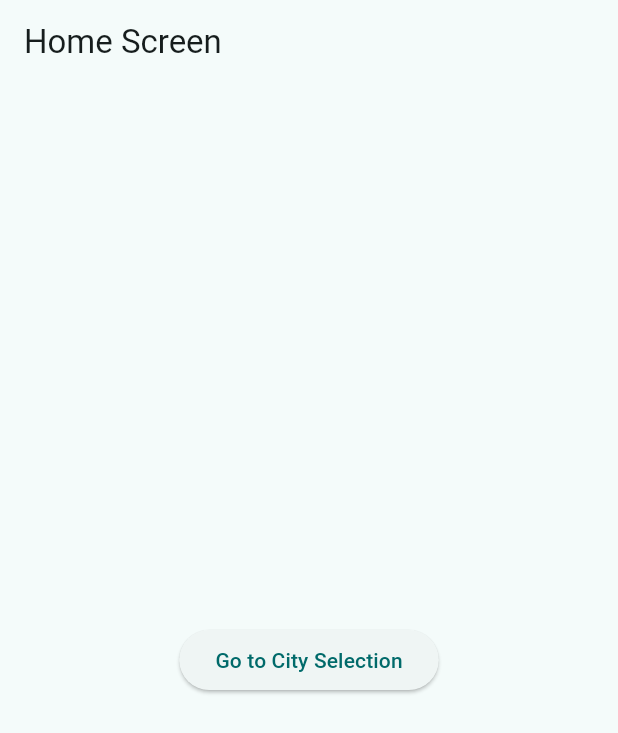
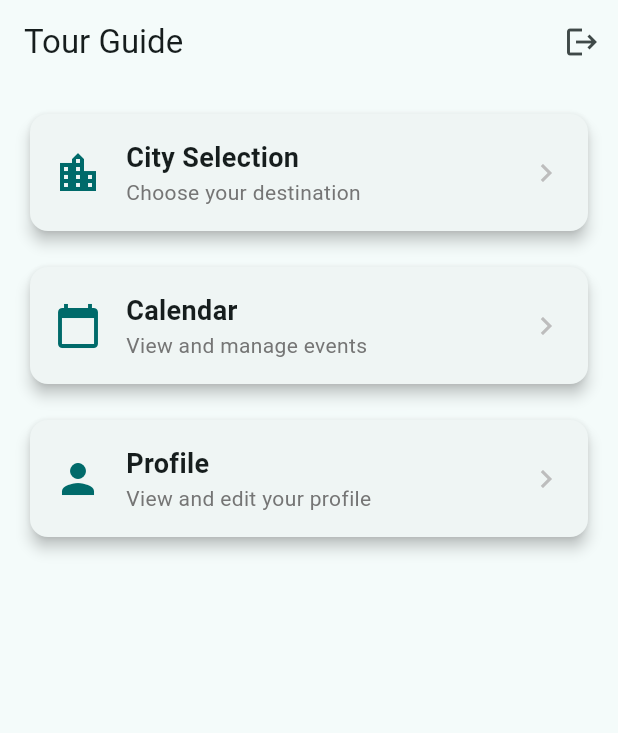
Before and after one commit to Mahad-Ghauri/Tour_guide-main, a Flutter app: the HomeScreen screen opened directly, on a phone screen of 412 x 824 dp. Shown: the top 733 px of the screen. Run offline on Flutter 3.47's test engine with Material 3 defaults, Android fonts, the phone set to English and light mode, and no system bars; our stand-ins replace google_fonts, supabase_flutter, table_calendar; accounts and stored records are empty.

Commit message:
Refactor main.dart to streamline Supabase initialization and enhance navigation structure. Replace hardcoded routes with a centralized Routes class, and improve HomeScreen layout with navigation cards for better user experience. Update error logging for Supabase initialization.

```diff
--- a/lib/main.dart
+++ b/lib/main.dart
@@ -7,30 +7,20 @@ import 'package:supabase_flutter/supabase_flutter.dart';
 import 'package:tour_guide_application/Authentication/auth_controller.dart';
 import 'package:tour_guide_application/Authentication/auth_gate.dart';
 import 'package:tour_guide_application/Controllers/country_controllers.dart';
+import 'package:tour_guide_application/Controllers/calendar_controller.dart';
+import 'package:tour_guide_application/consts.dart';
+import 'package:tour_guide_application/routes.dart';
 
-// import 'package:tour_guide_application/Controllers/city_controller.dart';
-// import 'package:tour_guide_application/Screens/logo_screen.dart';
-import 'package:tour_guide_application/Controllers/calendar_controller.dart';
-import 'package:tour_guide_application/Screens/calendar_view.dart';
-import 'package:tour_guide_application/Screens/city_selection_screen.dart';
-import 'package:tour_guide_application/consts.dart'; // Add your City Selection screen import
-
-// Main app initialization
 Future<void> main() async {
   WidgetsFlutterBinding.ensureInitialized();
 
   try {
     log("Initializing Supabase...");
-    await Supabase.initialize(
-      url: url,
-      anonKey: anonKey,
-      debug: true, // Enable debug mode to see detailed logs
-    );
+    await Supabase.initialize(url: url, anonKey: anonKey, debug: true);
     log("✅ Supabase Initialized Successfully");
     runApp(const MyApp());
   } catch (e) {
-    debugPrint('Supabase initialization error: $e');
-    // You might want to show an error screen here instead of crashing
+    log("❌ Supabase initialization error: $e");
     runApp(const ErrorApp());
   }
 }
@@ -72,33 +62,102 @@ class MyApp extends StatelessWidget {
           useMaterial3: true,
         ),
         home: const AuthGate(),
-        routes: {
-          '/calendar': (context) => const CalendarView(),
-          // '/map': (context) => MapScreen(), // Commented out MapScreen route
-          '/city_selection':
-              (context) =>
-                  const CitySelectionScreen(), // Add the city selection screen route
-        },
+        routes: Routes.getRoutes(),
+        onGenerateRoute: Routes.generateRoute,
       ),
     );
   }
 }
 
-// Example HomeScreen where you can trigger navigation
 class HomeScreen extends StatelessWidget {
   const HomeScreen({super.key});
 
   @override
   Widget build(BuildContext context) {
+    final authController = Provider.of<AuthenticationController>(context);
+
     return Scaffold(
-      appBar: AppBar(title: const Text('Home Screen')),
-      body: Center(
-        child: ElevatedButton(
-          onPressed: () {
-            // Navigate to the city selection screen
-            Navigator.pushNamed(context, '/city_selection');
-          },
-          child: const Text('Go to City Selection'),
+      appBar: AppBar(
+        title: const Text('Tour Guide'),
+        actions: [
+          IconButton(
+            icon: const Icon(Icons.logout),
+            onPressed: () => authController.signOut(context),
+          ),
+        ],
+      ),
+      body: SafeArea(
+        child: Padding(
+          padding: const EdgeInsets.all(16.0),
+          child: Column(
+            crossAxisAlignment: CrossAxisAlignment.stretch,
+            children: [
+              _buildNavigationCard(
+                context,
+                'City Selection',
+                'Choose your destination',
+                Icons.location_city,
+                () => Routes.navigateToCitySelection(context),
+              ),
+              const SizedBox(height: 16),
+              _buildNavigationCard(
+                context,
+                'Calendar',
+                'View and manage events',
+                Icons.calendar_today,
+                () => Routes.navigateToCalendar(context),
+              ),
+              const SizedBox(height: 16),
+              _buildNavigationCard(
+                context,
+                'Profile',
+                'View and edit your profile',
+                Icons.person,
+                () => Routes.navigateToProfile(context),
+              ),
+            ],
+          ),
+        ),
+      ),
+    );
+  }
+
+  Widget _buildNavigationCard(
+    BuildContext context,
+    String title,
+    String subtitle,
+    IconData icon,
+    VoidCallback onTap,
+  ) {
+    return Card(
+      elevation: 4,
+      child: InkWell(
+        onTap: onTap,
+        borderRadius: BorderRadius.circular(8),
+        child: Padding(
+          padding: const EdgeInsets.all(16.0),
+          child: Row(
+            children: [
+              Icon(icon, size: 32, color: Theme.of(context).primaryColor),
+              const SizedBox(width: 16),
+              Expanded(
+                child: Column(
+                  crossAxisAlignment: CrossAxisAlignment.start,
+                  children: [
+                    Text(
+                      title,
+                      style: const TextStyle(
+                        fontSize: 18,
+                        fontWeight: FontWeight.bold,
+                      ),
+                    ),
+                    Text(subtitle, style: TextStyle(color: Colors.grey[600])),
+                  ],
+                ),
+              ),
+              Icon(Icons.chevron_right, color: Colors.grey[400]),
+            ],
+          ),
         ),
       ),
     );
```
Also changed, not shown: lib/routes.dart (added, +122 -0 lines).
